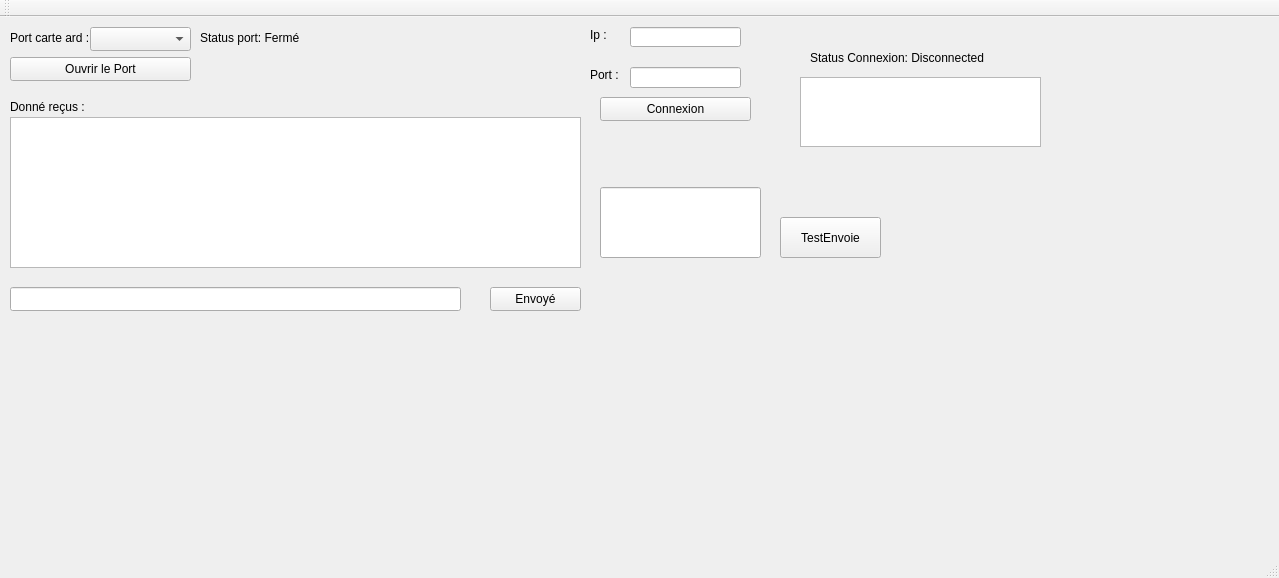
Qt form Projet_physique.ui (NGabbai2006/Projet_physique) before a commit.
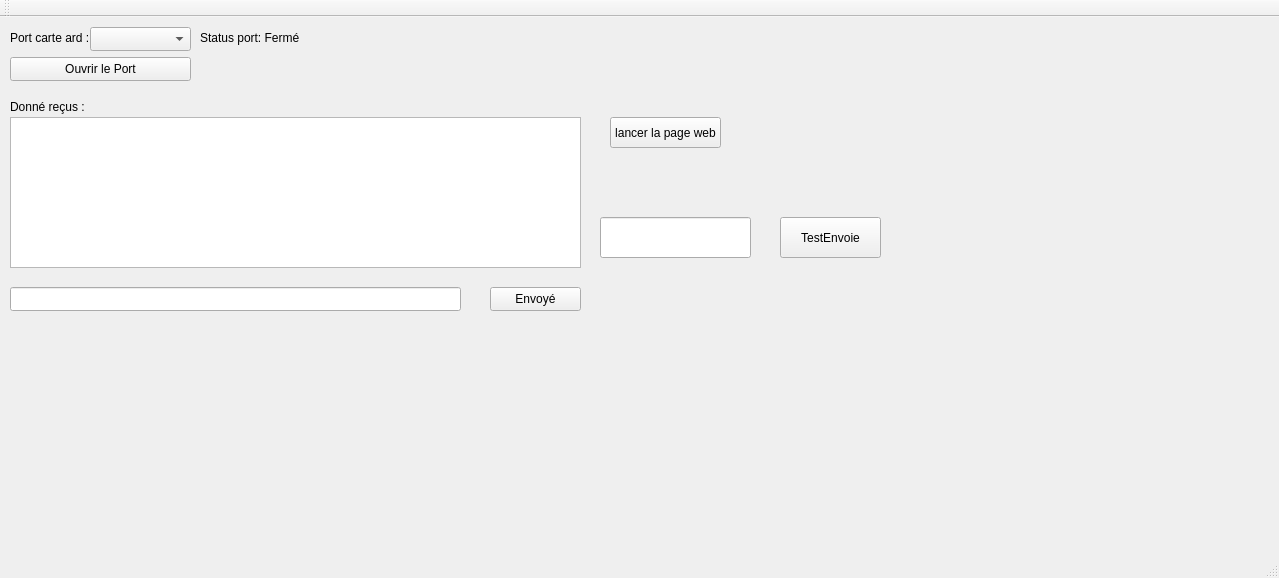
The same form after that commit.

What changed in the file:
```diff
--- a/Projet_physique.ui
+++ b/Projet_physique.ui
@@ -55,7 +55,7 @@
      <rect>
       <x>200</x>
       <y>10</y>
-      <width>131</width>
+      <width>141</width>
       <height>21</height>
      </rect>
     </property>
@@ -109,85 +109,13 @@
      <string>Envoyé</string>
     </property>
    </widget>
-   <widget class="QLabel" name="label_3">
-    <property name="geometry">
-     <rect>
-      <x>590</x>
-      <y>10</y>
-      <width>49</width>
-      <height>16</height>
-     </rect>
-    </property>
-    <property name="text">
-     <string>Ip :</string>
-    </property>
-   </widget>
-   <widget class="QLineEdit" name="infoPort">
-    <property name="geometry">
-     <rect>
-      <x>630</x>
-      <y>50</y>
-      <width>111</width>
-      <height>21</height>
-     </rect>
-    </property>
-   </widget>
-   <widget class="QPushButton" name="ButtonConnexion">
-    <property name="geometry">
-     <rect>
-      <x>600</x>
-      <y>80</y>
-      <width>151</width>
-      <height>24</height>
-     </rect>
-    </property>
-    <property name="text">
-     <string>Connexion</string>
-    </property>
-   </widget>
-   <widget class="QLineEdit" name="infoIp">
-    <property name="geometry">
-     <rect>
-      <x>630</x>
-      <y>10</y>
-      <width>111</width>
-      <height>20</height>
-     </rect>
-    </property>
-   </widget>
-   <widget class="QLabel" name="label_4">
-    <property name="geometry">
-     <rect>
-      <x>590</x>
-      <y>50</y>
-      <width>49</width>
-      <height>16</height>
-     </rect>
-    </property>
-    <property name="text">
-     <string>Port :</string>
-    </property>
-   </widget>
-   <widget class="QLabel" name="InfoConnection">
-    <property name="geometry">
-     <rect>
-      <x>810</x>
-      <y>10</y>
-      <width>311</width>
-      <height>61</height>
-     </rect>
-    </property>
-    <property name="text">
-     <string>Status Connexion: Disconnected</string>
-    </property>
-   </widget>
    <widget class="QLineEdit" name="lineEdit_TestEnvoie">
     <property name="geometry">
      <rect>
       <x>600</x>
-      <y>170</y>
-      <width>161</width>
-      <height>71</height>
+      <y>200</y>
+      <width>151</width>
+      <height>41</height>
      </rect>
     </property>
    </widget>
@@ -204,14 +132,43 @@
      <string>TestEnvoie</string>
     </property>
    </widget>
-   <widget class="QTextEdit" name="textEdit_AfficheWB">
+   <widget class="QLabel" name="InfoConnection2">
     <property name="geometry">
      <rect>
-      <x>800</x>
-      <y>60</y>
-      <width>241</width>
-      <height>70</height>
+      <x>430</x>
+      <y>10</y>
+      <width>151</width>
+      <height>21</height>
      </rect>
+    </property>
+    <property name="text">
+     <string/>
+    </property>
+   </widget>
+   <widget class="QLabel" name="labelServer">
+    <property name="geometry">
+     <rect>
+      <x>430</x>
+      <y>40</y>
+      <width>151</width>
+      <height>21</height>
+     </rect>
+    </property>
+    <property name="text">
+     <string/>
+    </property>
+   </widget>
+   <widget class="QPushButton" name="Pageweb">
+    <property name="geometry">
+     <rect>
+      <x>610</x>
+      <y>100</y>
+      <width>111</width>
+      <height>31</height>
+     </rect>
+    </property>
+    <property name="text">
+     <string>lancer la page web</string>
     </property>
    </widget>
   </widget>
```
Left out of the diff: 35 changed lines with no effect on the pictures.
